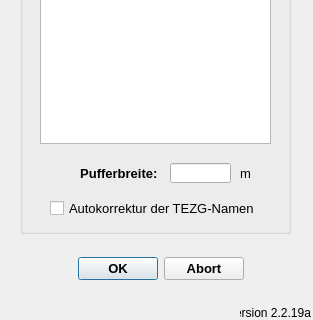
Old version of the form qkan/linkflaechen/resources/application_assigntgeb.ui in the repository hoettges/QKan; both pictures show x 0 to 313 and y 207 to 527 of the 313 by 527 pixel window.
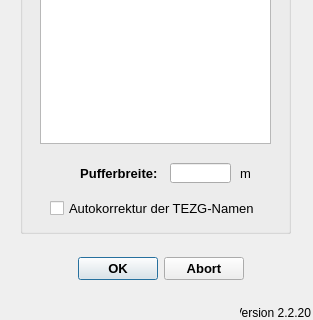
New version of the form.

What changed in the file:
```diff
--- a/qkan/linkflaechen/resources/application_assigntgeb.ui
+++ b/qkan/linkflaechen/resources/application_assigntgeb.ui
@@ -247,7 +247,7 @@
     <string>Version QKan Import</string>
    </property>
    <property name="text">
-    <string>Version 2.2.19a</string>
+    <string>Version 2.2.20</string>
    </property>
    <property name="alignment">
     <set>Qt::AlignRight|Qt::AlignTrailing|Qt::AlignVCenter</set>
```
